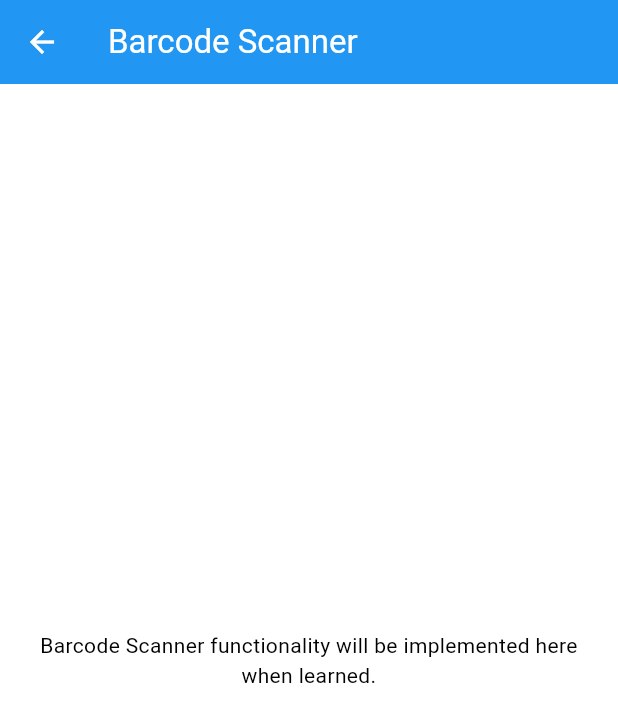
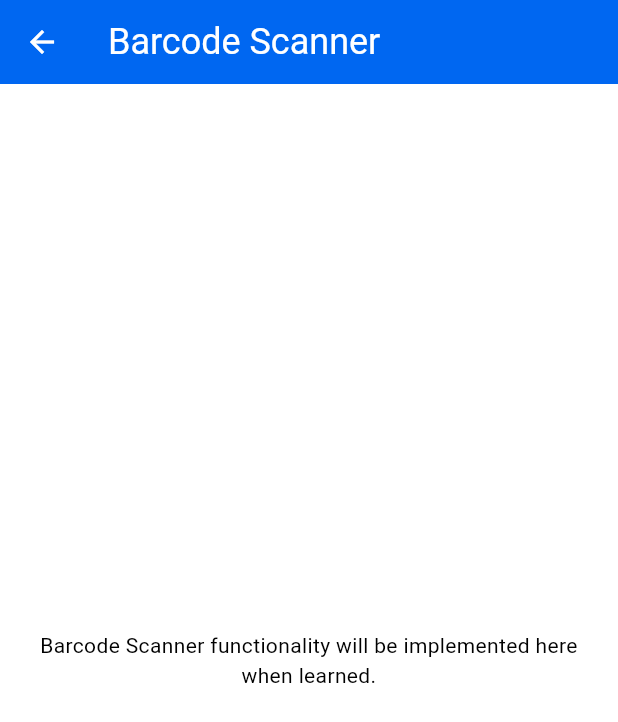
Before and after one commit to ahmettunakuran/CS310-Project, a Flutter app: the screen it shows after launch, after a tap on "Log in", after a tap on the "qr code" icon, on a phone screen of 412 x 824 dp. Shown: the top 722 px of the screen. Run offline on Flutter 3.47's test engine with Material 3 defaults, Android fonts, the phone set to English and light mode, and no system bars.

Commit message:
Text_style utility class implemented

```diff
--- a/StockStable_project/lib/screens/barcode_scanner_screen.dart
+++ b/StockStable_project/lib/screens/barcode_scanner_screen.dart
@@ -1,5 +1,7 @@
 // lib/screens/barcode_scanner_screen.dart
 import 'package:flutter/material.dart';
+import 'package:navigate_screens/utils/app_colors.dart';
+import 'package:navigate_screens/utils/text_styles.dart';
 import '../utils/app_padding.dart';
 
 class BarcodeScannerScreen extends StatelessWidget {
@@ -8,7 +10,12 @@ class BarcodeScannerScreen extends StatelessWidget {
   @override
   Widget build(BuildContext context) {
     return Scaffold(
-      appBar: AppBar(title: const Text("Barcode Scanner")),
+      appBar: AppBar(
+          backgroundColor: AppColors.primaryBlue,
+          title: const Text(
+            "Barcode Scanner",
+            style: AppTextStyles.appBarText,
+          )),
       body: Padding(
         padding: AppPadding.all16,
         child: const Center(
--- a/StockStable_project/lib/screens/help_screen.dart
+++ b/StockStable_project/lib/screens/help_screen.dart
@@ -1,4 +1,5 @@
 import 'package:flutter/material.dart';
+import 'package:navigate_screens/utils/app_colors.dart';
 import '../utils/theme_manager.dart';
 import '../utils/app_padding.dart';
 
@@ -85,7 +86,7 @@ class _HelpScreenState extends State<HelpScreen> {
       backgroundColor: _themeManager.backgroundColor,
       appBar: AppBar(
         title: const Text("FAQ"),
-        backgroundColor: Colors.blue,
+        backgroundColor: AppColors.primaryBlue,
       ),
       body: Column(
         children: [
@@ -182,7 +183,7 @@ class _HelpScreenState extends State<HelpScreen> {
           Container(
             width: double.infinity,
             padding: AppPadding.all16,
-            color: Colors.blue,
+            color: AppColors.primaryBlue,
             child: const Text(
               'CONTACT',
               style: TextStyle(
--- a/StockStable_project/lib/screens/home_screen.dart
+++ b/StockStable_project/lib/screens/home_screen.dart
@@ -3,6 +3,7 @@ import 'package:navigate_screens/utils/app_colors.dart';
 import '../widgets/custom_drawer.dart';
 import '../utils/theme_manager.dart';
 import '../utils/app_padding.dart';
+import '../utils/text_styles.dart';
 
 class HomeScreen extends StatefulWidget {
   const HomeScreen({super.key});
@@ -28,11 +29,11 @@ class _HomeScreenState extends State<HomeScreen> {
       backgroundColor: _themeManager.backgroundColor,
       drawer: const CustomDrawer(),
       appBar: AppBar(
+        backgroundColor: AppColors.primaryBlue,
         title: SizedBox(
           height: 40,
           child: TextField(
-            style: TextStyle(
-              fontSize: 14.0,
+            style: AppTextStyles.label.copyWith(
               color: _themeManager.primaryTextColor,
             ),
             decoration: InputDecoration(
@@ -74,8 +75,7 @@ class _HomeScreenState extends State<HomeScreen> {
               child: const Center(
                 child: Text(
                   'Pie Chart Placeholder',
-                  style: TextStyle(
-                      color: Color.fromARGB(255, 68, 61, 61), fontSize: 22),
+                  style: AppTextStyles.label,
                 ),
               ),
             ),
@@ -85,22 +85,17 @@ class _HomeScreenState extends State<HomeScreen> {
             Row(
               mainAxisAlignment: MainAxisAlignment.spaceBetween,
               children: [
-                Text(
-                  'Out Of Stock',
-                  style: TextStyle(
-                    fontSize: 16,
-                    fontWeight: FontWeight.bold,
+                Text('Out Of Stock',
+                    style: AppTextStyles.label.copyWith(
                       color: _themeManager.primaryTextColor,
-                  ),
-                ),
+                    )),
                 TextButton(
                   onPressed: () {
                     Navigator.pushNamed(context, '/outOfStock');
                   },
                   child: Text(
                     'View all',
-                    style: TextStyle(
-                      decoration: TextDecoration.underline,
+                    style: AppTextStyles.viewAll.copyWith(
                       color: _themeManager.isDarkMode
                           ? Colors.lightBlue
                           : Colors.blue,
@@ -131,27 +126,20 @@ class _HomeScreenState extends State<HomeScreen> {
             Row(
               mainAxisAlignment: MainAxisAlignment.spaceBetween,
               children: [
-                Text(
-                  'Stock Information',
-                  style: TextStyle(
-                    fontSize: 16,
-                    fontWeight: FontWeight.bold,
+                Text('Stock Information',
+                    style: AppTextStyles.label.copyWith(
                       color: _themeManager.primaryTextColor,
-                  ),
-                ),
+                    )),
                 TextButton(
                   onPressed: () {
                     Navigator.pushNamed(context, '/stockInfo');
                   },
-                  child: Text(
-                    'View all',
-                    style: TextStyle(
-                      decoration: TextDecoration.underline,
+                  child: Text('View all',
+                      style: AppTextStyles.viewAll.copyWith(
                         color: _themeManager.isDarkMode
                             ? Colors.lightBlue
                             : Colors.blue,
-                    ),
-                  ),
+                      )),
                 ),
               ],
             ),
@@ -190,9 +178,10 @@ class _HomeScreenState extends State<HomeScreen> {
                       padding: AppPadding.vertical12,
                       shape: const StadiumBorder(),
                       backgroundColor: AppColors.primaryBlue),
-                child: const Text('Add Item',
-                    style: TextStyle(color: Colors.white)),
-              ),
+                  child: const Text(
+                    'Add Item',
+                    style: AppTextStyles.smallButtonWhiteText,
+                  )),
             ),
             const SizedBox(width: 8),
             // Barcode Scanner button
@@ -217,7 +206,7 @@ class _HomeScreenState extends State<HomeScreen> {
                 ),
                 child: const Text(
                   'Delete Item',
-                  style: TextStyle(color: Colors.white),
+                  style: AppTextStyles.smallButtonWhiteText,
                 ),
               ),
             ),
--- a/StockStable_project/lib/screens/inventory_screen.dart
+++ b/StockStable_project/lib/screens/inventory_screen.dart
@@ -89,7 +89,10 @@ class InventoryScreenState extends State<InventoryScreen> {
   @override
   Widget build(BuildContext context) {
     return Scaffold(
-      appBar: AppBar(title: const Text("INVENTORY")),
+      appBar: AppBar(
+        title: const Text("INVENTORY"),
+        backgroundColor: AppColors.primaryBlue,
+      ),
       body: products.isEmpty
           ? const Center(child: Text("No products yet."))
           : ListView.builder(
--- a/StockStable_project/lib/utils/text_styles.dart
+++ b/StockStable_project/lib/utils/text_styles.dart
@@ -32,4 +32,22 @@ class AppTextStyles {
     fontWeight: FontWeight.bold,
     color: Colors.white,
   );
+
+  static const TextStyle smallButtonWhiteText = TextStyle(
+    fontSize: 14,
+    color: Colors.white,
+  );
+  static const TextStyle smallButtonBlackText = TextStyle(
+    fontSize: 14,
+    color: Colors.black,
+  );
+
+  static const TextStyle viewAll = TextStyle(
+    decoration: TextDecoration.underline,
+  );
+
+  static const TextStyle appBarText = TextStyle(
+    fontSize: 24,
+    color: Colors.white,
+  );
 }
--- a/StockStable_project/lib/widgets/custom_drawer.dart
+++ b/StockStable_project/lib/widgets/custom_drawer.dart
@@ -1,6 +1,7 @@
 import 'package:flutter/material.dart';
 import 'package:navigate_screens/utils/app_colors.dart';
 import 'package:navigate_screens/utils/app_padding.dart';
+import 'package:navigate_screens/utils/text_styles.dart';
 
 class CustomDrawer extends StatelessWidget {
   const CustomDrawer({super.key});
@@ -48,8 +49,7 @@ class CustomDrawer extends StatelessWidget {
                     SizedBox(width: 8),
                     Text(
                       'Log Out',
-                      style:
-                          TextStyle(fontWeight: FontWeight.bold, fontSize: 16),
+                      style: AppTextStyles.label,
                     ),
                   ],
                 ),
@@ -77,7 +77,7 @@ class CustomDrawer extends StatelessWidget {
             children: [
               Icon(icon, color: Colors.black),
               const SizedBox(width: 12),
-              Text(label, style: const TextStyle(color: Colors.black)),
+              Text(label, style: AppTextStyles.smallButtonBlackText),
             ],
           ),
         ),
```
Also changed, not shown: StockStable_project/lib/screens/out_of_stock_screen.dart (+6 -2 lines), StockStable_project/lib/screens/stock_information_screen.dart (+6 -2 lines). Lines whose indentation alone changed are shown as unchanged.
